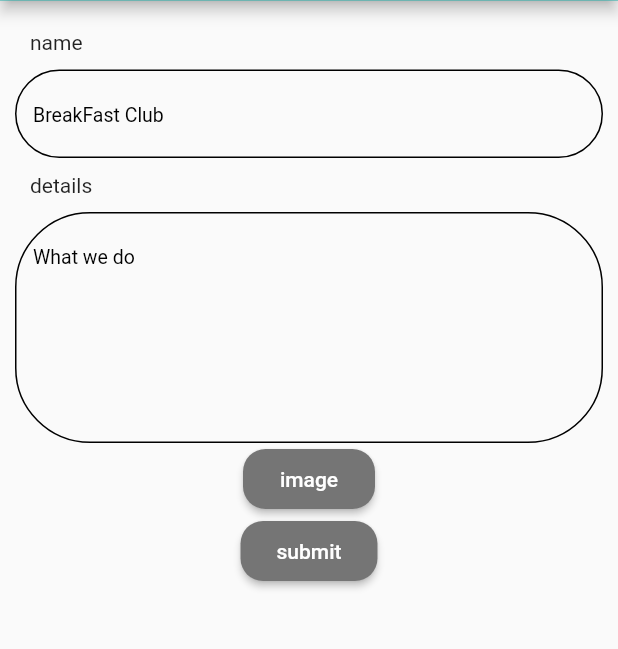
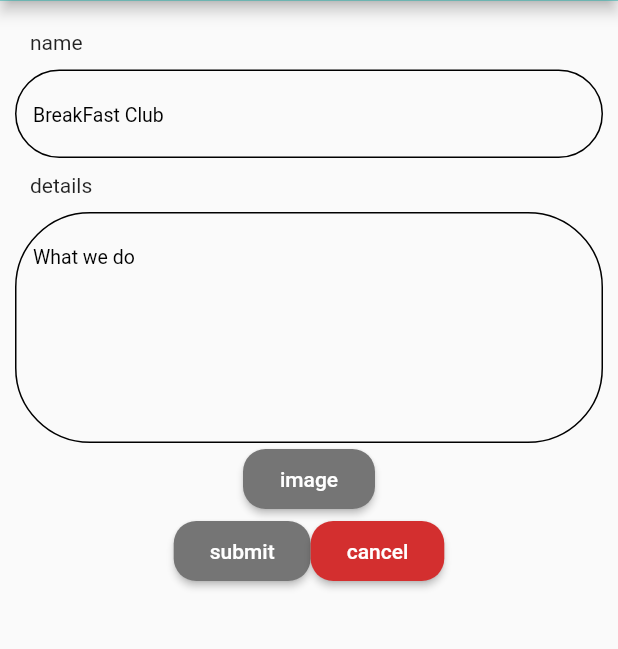
Before and after one commit to Amjadyabroudi128/syriancommunity, a Flutter app: the addCommunity screen opened by its route, after a tap on "submit", after a tap on "add details", on a phone screen of 412 x 824 dp, the part 97-746 px from its top. Run offline on Flutter 3.47's test engine with Material 3 defaults, Android fonts, the phone set to English and light mode, and no system bars; our stand-ins replace bloc, cloud_firestore, firebase_auth, firebase_core, firebase_messaging, firebase_storage and 3 more; accounts and stored records are empty; generated files the repository leaves out were written again.

Commit message:
cancel button

```diff
--- a/lib/Screens/community/addCommunity.dart
+++ b/lib/Screens/community/addCommunity.dart
@@ -53,8 +53,10 @@ class _addCommunityState extends State<addCommunity> {
                   color: ColorManager.addEdit,
                 ),
               ),
-              Center(
-                child: CustomButton(onPressed: () async {
+              Row(
+                mainAxisAlignment: MainAxisAlignment.center,
+                children: [
+                  CustomButton(onPressed: () async {
                       if(url.url == null) {
                      await   community.doc().set({
                           "name" : name.text,
@@ -72,7 +74,10 @@ class _addCommunityState extends State<addCommunity> {
                     }
                     , title: AppLocalizations.of(context)!.submit, color: ColorManager.addEdit,
                     ),
+                  CustomButton(onPressed: (){}, title: AppLocalizations.of(context)!.cancel, color: ColorManager.delete,)
+                ],
               ),
+
             ],
           ),
         ),
```
Lines whose indentation alone changed are shown as unchanged.
